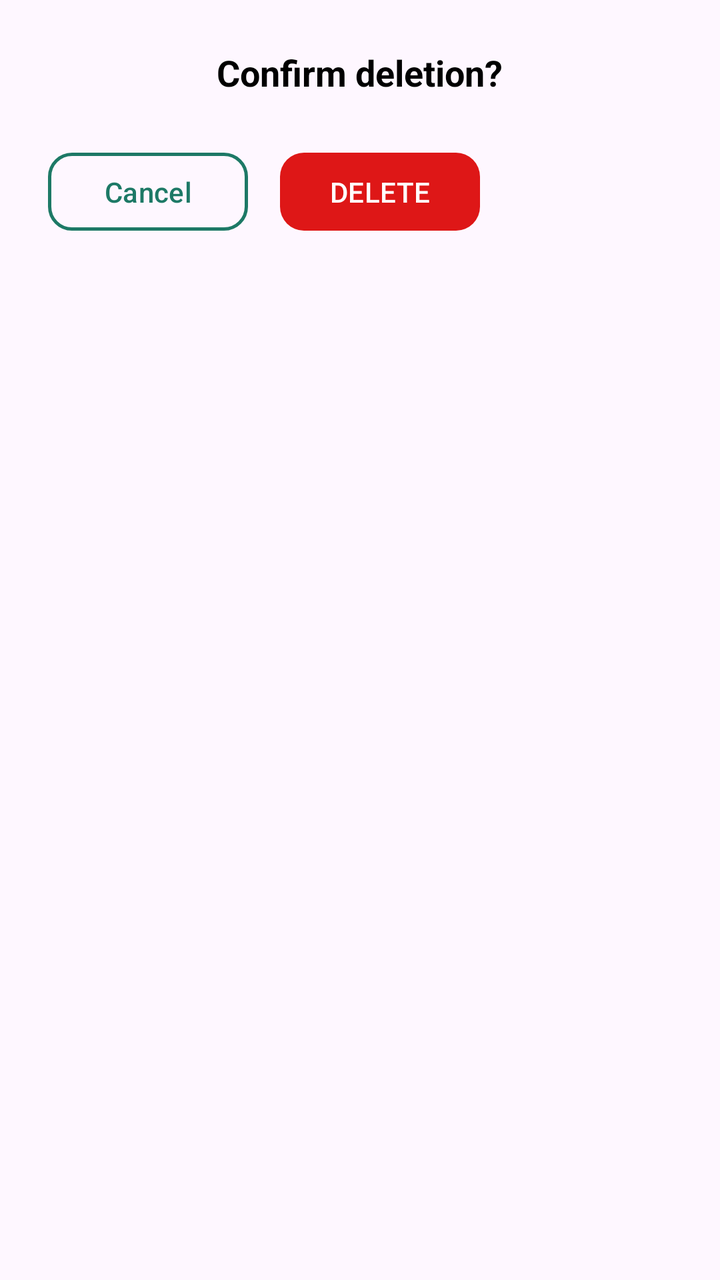
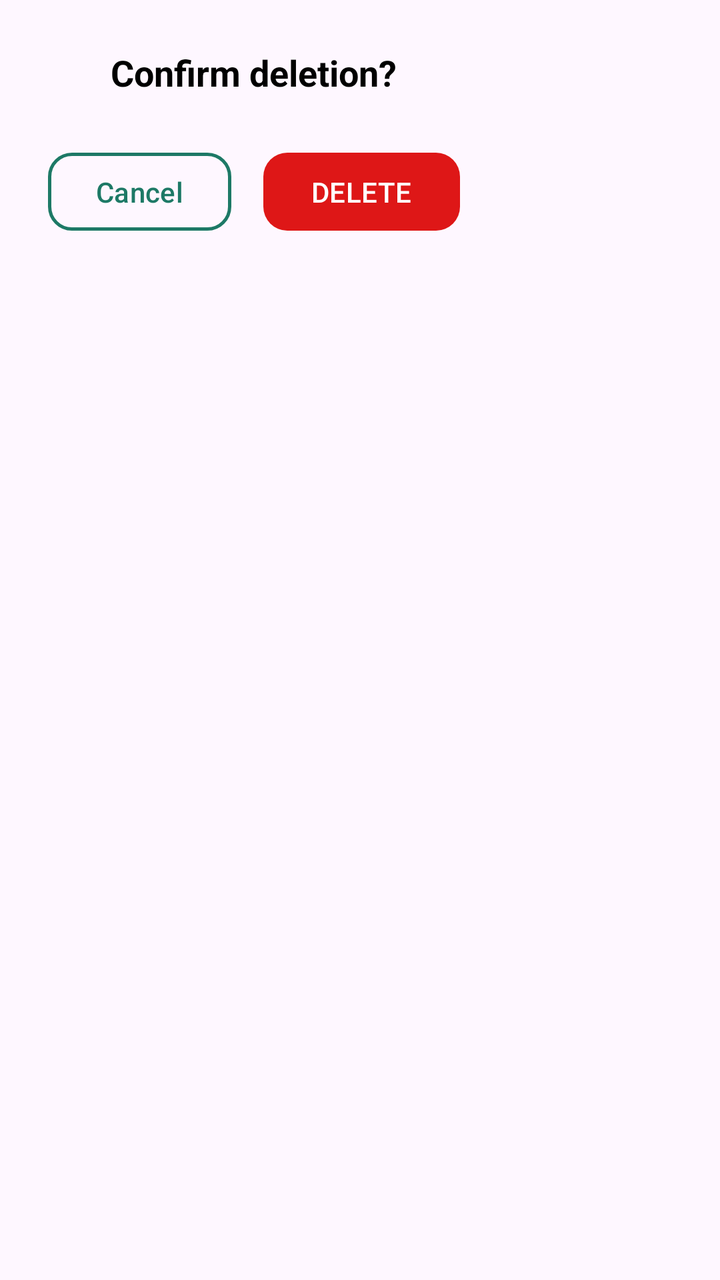

An Android layout rendered at two revisions. The XML below is the earlier revision; the diff shows what the commit changed to produce the second picture.
<!-- AndroidManifest.xml: application theme Theme.MyApplication -->
<!-- res/layout/tabata_delete_dialog.xml -->
<?xml version="1.0" encoding="utf-8"?>
<androidx.constraintlayout.widget.ConstraintLayout
    xmlns:android="http://schemas.android.com/apk/res/android"
    xmlns:app="http://schemas.android.com/apk/res-auto"
    android:layout_width="wrap_content"
    android:layout_height="wrap_content"
    android:padding="24dp">

    <LinearLayout
        android:layout_width="match_parent"
        android:layout_height="wrap_content"
        android:orientation="vertical"
        app:layout_constraintTop_toTopOf="parent"
        app:layout_constraintStart_toStartOf="parent">

        <TextView
            android:id="@+id/confirm_delete"
            android:layout_width="wrap_content"
            android:layout_height="wrap_content"
            android:text="@string/confirm_deletion"
            android:textSize="18sp"
            android:textColor="#FF000000"
            android:textStyle="bold"
            android:gravity="center"
            android:layout_gravity="center"
            android:layout_marginBottom="24dp"/>

        <LinearLayout
            android:layout_width="wrap_content"
            android:layout_height="wrap_content"
            android:gravity="center">

            <com.google.android.material.button.MaterialButton
                android:id="@+id/buttonCancel"
                android:layout_width="100dp"
                android:layout_height="47dp"
                android:text="@string/cancel"
                android:textColor="#1D7966"
                app:backgroundTint="@android:color/transparent"
                app:cornerRadius="12dp"
                app:strokeColor="#1D7966"
                app:strokeWidth="1.5dp"
                app:rippleColor="#661D7966"
                android:layout_marginEnd="8dp"/>

            <com.google.android.material.button.MaterialButton
                android:id="@+id/buttonDelete"
                android:layout_width="100dp"
                android:layout_height="47dp"
                android:text="@string/delete"
                android:textColor="#FFFFFF"
                app:backgroundTint="#DE1717"
                app:cornerRadius="12dp"
                app:rippleColor="#66DE1717"
                android:layout_marginStart="8dp"/>
        </LinearLayout>
    </LinearLayout>
</androidx.constraintlayout.widget.ConstraintLayout>
<!-- resources referenced by this layout -->
<resources>
  <string name="cancel">Cancel</string>
  <string name="confirm_deletion">Confirm deletion?</string>
  <string name="delete">DELETE</string>
  <style name="Theme.MyApplication" parent="Base.Theme.MyApplication" />
  <style name="Base.Theme.MyApplication" parent="Theme.Material3.DayNight.NoActionBar">
          
          
      </style>
</resources>

<!-- the commit's change to res/layout/tabata_delete_dialog.xml (unified diff, before → after) -->
@@ -7,7 +7,7 @@
     android:padding="24dp">
 
     <LinearLayout
-        android:layout_width="match_parent"
+        android:layout_width="wrap_content"
         android:layout_height="wrap_content"
         android:orientation="vertical"
         app:layout_constraintTop_toTopOf="parent"
@@ -32,7 +32,7 @@
 
             <com.google.android.material.button.MaterialButton
                 android:id="@+id/buttonCancel"
-                android:layout_width="100dp"
+                android:layout_width="wrap_content"
                 android:layout_height="47dp"
                 android:text="@string/cancel"
                 android:textColor="#1D7966"
@@ -45,7 +45,7 @@
 
             <com.google.android.material.button.MaterialButton
                 android:id="@+id/buttonDelete"
-                android:layout_width="100dp"
+                android:layout_width="wrap_content"
                 android:layout_height="47dp"
                 android:text="@string/delete"
                 android:textColor="#FFFFFF"
